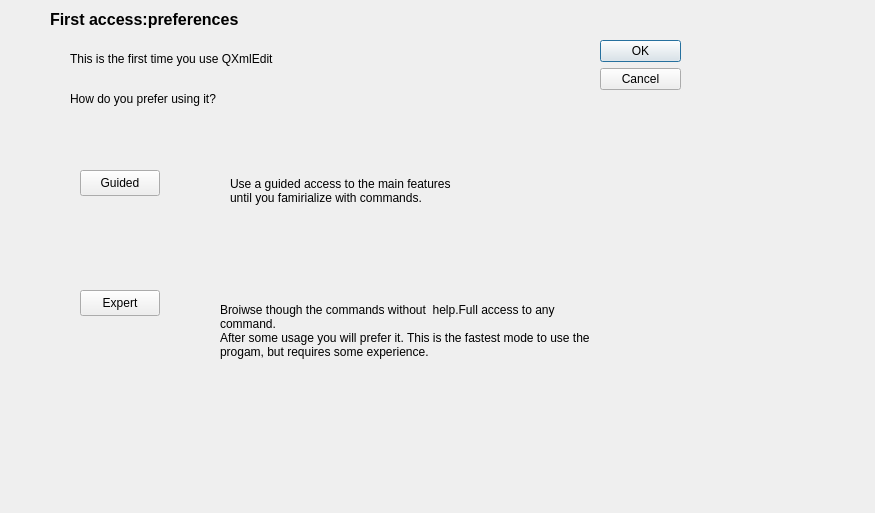
The window that src/modules/help/firstaccessdialog.ui (lbellonda/qxmledit) describes before a commit, drawn with Qt 5.
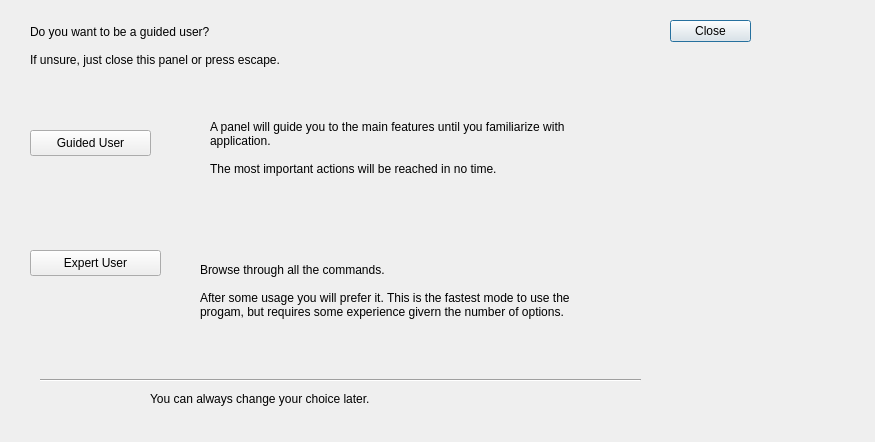
The same window after the commit. Icons and pictures are not drawn.

Commit message: b-169 validation dialog

```diff
--- a/src/modules/help/firstaccessdialog.ui
+++ b/src/modules/help/firstaccessdialog.ui
@@ -7,7 +7,7 @@
     <x>0</x>
     <y>0</y>
     <width>875</width>
-    <height>513</height>
+    <height>442</height>
    </rect>
   </property>
   <property name="windowTitle">
@@ -20,8 +20,8 @@
   <widget class="QDialogButtonBox" name="buttonBox">
    <property name="geometry">
     <rect>
-     <x>600</x>
-     <y>40</y>
+     <x>670</x>
+     <y>20</y>
      <width>81</width>
      <height>241</height>
     </rect>
@@ -30,93 +30,48 @@
     <enum>Qt::Vertical</enum>
    </property>
    <property name="standardButtons">
-    <set>QDialogButtonBox::Cancel|QDialogButtonBox::Ok</set>
+    <set>QDialogButtonBox::Close</set>
    </property>
   </widget>
-  <widget class="QLabel" name="label">
+  <widget class="QPushButton" name="cmdGuided">
    <property name="geometry">
     <rect>
-     <x>70</x>
-     <y>50</y>
-     <width>421</width>
-     <height>18</height>
-    </rect>
-   </property>
-   <property name="text">
-    <string>This is the first time you use QXmlEdit</string>
-   </property>
-  </widget>
-  <widget class="QLabel" name="label_2">
-   <property name="geometry">
-    <rect>
-     <x>50</x>
-     <y>10</y>
-     <width>391</width>
-     <height>18</height>
-    </rect>
-   </property>
-   <property name="font">
-    <font>
-     <pointsize>12</pointsize>
-     <weight>75</weight>
-     <bold>true</bold>
-    </font>
-   </property>
-   <property name="text">
-    <string>First access:preferences</string>
-   </property>
-  </widget>
-  <widget class="QLabel" name="label_3">
-   <property name="geometry">
-    <rect>
-     <x>70</x>
-     <y>90</y>
-     <width>271</width>
-     <height>18</height>
-    </rect>
-   </property>
-   <property name="text">
-    <string>How do you prefer using it?</string>
-   </property>
-  </widget>
-  <widget class="QPushButton" name="pushButton_2">
-   <property name="geometry">
-    <rect>
-     <x>80</x>
-     <y>170</y>
-     <width>80</width>
+     <x>30</x>
+     <y>130</y>
+     <width>121</width>
      <height>26</height>
     </rect>
    </property>
    <property name="text">
-    <string>Guided</string>
+    <string>Guided User</string>
    </property>
   </widget>
   <widget class="QPushButton" name="pushButton_3">
    <property name="geometry">
     <rect>
-     <x>80</x>
-     <y>290</y>
-     <width>80</width>
+     <x>30</x>
+     <y>250</y>
+     <width>131</width>
      <height>26</height>
     </rect>
    </property>
    <property name="text">
-    <string>Expert</string>
+    <string>Expert User</string>
    </property>
   </widget>
   <widget class="QLabel" name="label_4">
    <property name="geometry">
     <rect>
-     <x>220</x>
-     <y>280</y>
+     <x>200</x>
+     <y>240</y>
      <width>381</width>
      <height>101</height>
     </rect>
    </property>
    <property name="text">
-    <string>Broiwse though the commands without  help.Full access to any command.
-After some usage you will prefer it. This is the fastest mode to use the progam, but requires some experience.</string>
+    <string>Browse through all the commands.
+
+After some usage you will prefer it. This is the fastest mode to use the progam, but requires some experience givern the number of options.</string>
    </property>
    <property name="wordWrap">
     <bool>true</bool>
@@ -125,19 +80,65 @@
   <widget class="QLabel" name="label_5">
    <property name="geometry">
     <rect>
-     <x>230</x>
-     <y>160</y>
-     <width>241</width>
-     <height>61</height>
+     <x>210</x>
+     <y>120</y>
+     <width>401</width>
+     <height>81</height>
     </rect>
    </property>
    <property name="text">
-    <string>Use a guided access to the main features until you famirialize with commands.</string>
+    <string>A panel will guide you to the main features until you familiarize with application.
+
+The most important actions will be reached in no time.</string>
+   </property>
+   <property name="alignment">
+    <set>Qt::AlignLeading|Qt::AlignLeft|Qt::AlignTop</set>
    </property>
    <property name="wordWrap">
     <bool>true</bool>
    </property>
   </widget>
+  <widget class="QLabel" name="label_3">
+   <property name="geometry">
+    <rect>
+     <x>30</x>
+     <y>20</y>
+     <width>621</width>
+     <height>51</height>
+    </rect>
+   </property>
+   <property name="text">
+    <string>Do you want to be a guided user?
+
+If unsure, just close this panel or press escape.</string>
+   </property>
+  </widget>
+  <widget class="QLabel" name="label_6">
+   <property name="geometry">
+    <rect>
+     <x>150</x>
+     <y>390</y>
+     <width>301</width>
+     <height>17</height>
+    </rect>
+   </property>
+   <property name="text">
+    <string>You can always change your choice later.</string>
+   </property>
+  </widget>
+  <widget class="Line" name="line">
+   <property name="geometry">
+    <rect>
+     <x>40</x>
+     <y>370</y>
+     <width>601</width>
+     <height>21</height>
+    </rect>
+   </property>
+   <property name="orientation">
+    <enum>Qt::Horizontal</enum>
+   </property>
+  </widget>
  </widget>
  <resources>
   <include location="../../risorse.qrc"/>
```
Left out of the diff: 4 changed lines with no effect on the pictures. The commit also changes 17 other files.
